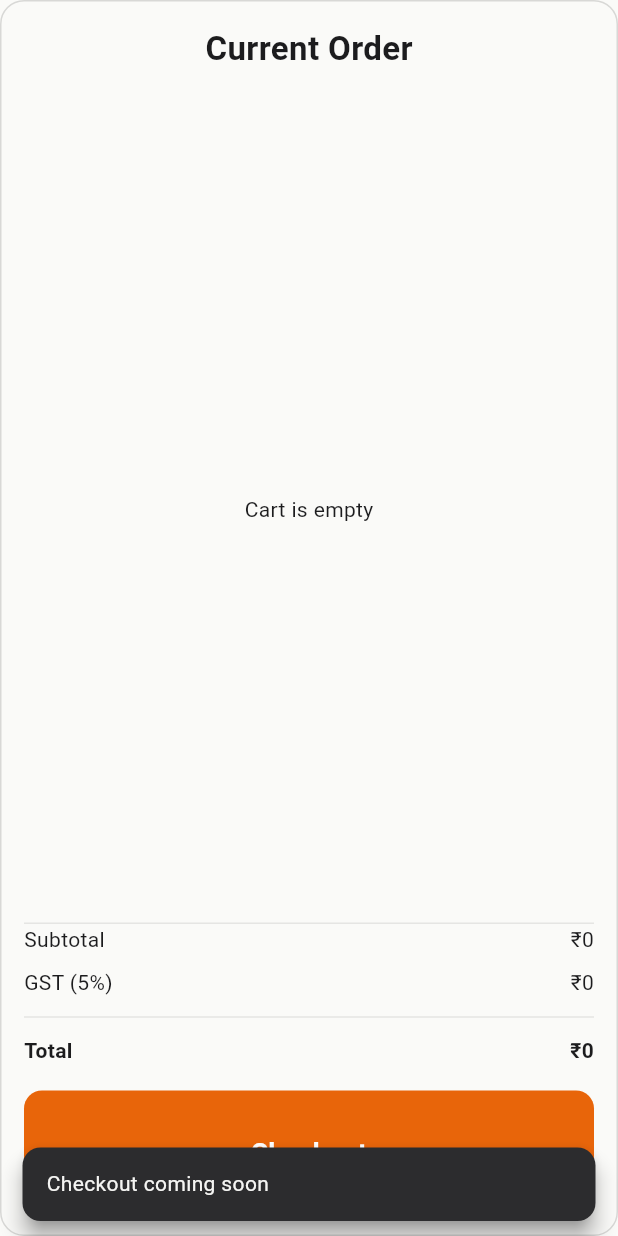
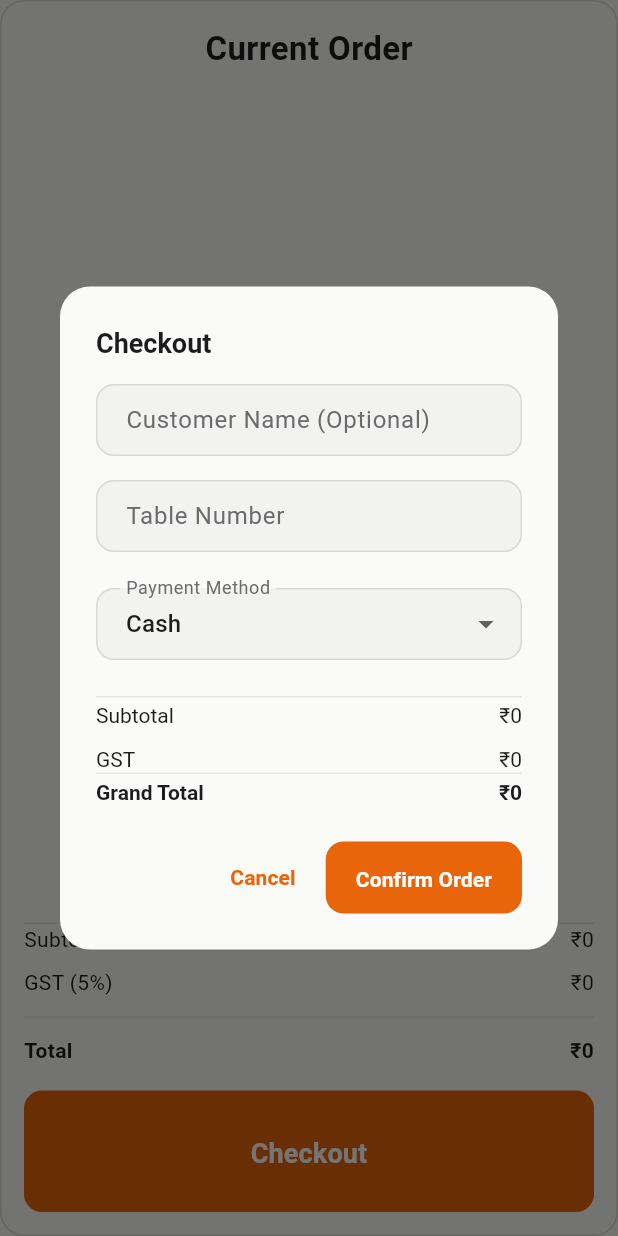
Before and after one commit to raiyan-aaliyar/restaurant-pos, a Flutter app: the CartPanel widget shown alone on an empty page, opened directly, after a tap on "Checkout", on a phone screen of 412 x 824 dp. Run offline on Flutter 3.47's test engine with Material 3 defaults, Android fonts, the phone set to English and light mode, and no system bars; our stand-ins replace flutter_riverpod, go_router.

Commit message:
Added Checkout dialog box and save the order

```diff
--- /dev/null
+++ b/lib/features/orders/application/order_provider.dart
@@ -0,0 +1,26 @@
+import 'package:flutter_riverpod/flutter_riverpod.dart';
+import 'package:restobill/features/orders/domain/order.dart';
+
+final orderProvider =
+    NotifierProvider<OrderNotifier, List<Order>>(
+  OrderNotifier.new,
+);
+
+class OrderNotifier extends Notifier<List<Order>> {
+  @override
+  List<Order> build() {
+    return [];
+  }
+
+  void addOrder(Order order) {
+    state = [...state, order];
+  }
+
+  void removeOrder(String orderId) {
+    state = state.where((order) => order.id != orderId).toList();
+  }
+
+  void clearOrders() {
+    state = [];
+  }
+}
--- /dev/null
+++ b/lib/features/orders/domain/order.dart
@@ -0,0 +1,25 @@
+import 'package:restobill/features/pos/domain/cart_item.dart';
+
+class Order {
+  final String id;
+  final String customerName;
+  final String tableNumber;
+  final String paymentMethod;
+  final List<CartItem> items;
+  final double subtotal;
+  final double tax;
+  final double total;
+  final DateTime createdAt;
+
+  const Order({
+    required this.id,
+    required this.customerName,
+    required this.tableNumber,
+    required this.paymentMethod,
+    required this.items,
+    required this.subtotal,
+    required this.tax,
+    required this.total,
+    required this.createdAt,
+  });
+}
--- /dev/null
+++ b/lib/features/orders/presentation/widgets/order_card.dart
@@ -0,0 +1,63 @@
+import 'package:flutter/material.dart';
+import 'package:intl/intl.dart';
+
+import 'package:restobill/features/orders/domain/order.dart';
+
+class OrderCard extends StatelessWidget {
+  const OrderCard({
+    super.key,
+    required this.order,
+    this.onTap,
+  });
+
+  final Order order;
+  final VoidCallback? onTap;
+
+  @override
+  Widget build(BuildContext context) {
+    return Card(
+      margin: const EdgeInsets.only(bottom: 12),
+      child: ListTile(
+        onTap: onTap,
+
+        leading: CircleAvatar(
+          child: Text(
+            order.tableNumber.isEmpty
+                ? "T"
+                : order.tableNumber,
+          ),
+        ),
+
+        title: Text(
+          "Order #${order.id.substring(order.id.length - 5)}",
+        ),
+
+        subtitle: Column(
+          crossAxisAlignment: CrossAxisAlignment.start,
+          children: [
+
+            Text(
+              order.customerName.isEmpty
+                  ? "Walk-in Customer"
+                  : order.customerName,
+            ),
+
+            Text(
+              DateFormat(
+                "dd MMM yyyy • hh:mm a",
+              ).format(order.createdAt),
+            ),
+          ],
+        ),
+
+        trailing: Text(
+          "₹${order.total.toStringAsFixed(0)}",
+          style: const TextStyle(
+            fontWeight: FontWeight.bold,
+            fontSize: 18,
+          ),
+        ),
+      ),
+    );
+  }
+}
--- /dev/null
+++ b/lib/features/pos/presentation/dialogs/checkout_dialog.dart
@@ -0,0 +1,177 @@
+import 'package:flutter/material.dart';
+import 'package:flutter_riverpod/flutter_riverpod.dart';
+import 'package:restobill/features/pos/application/cart_provider.dart';
+import 'package:restobill/features/orders/application/order_provider.dart';
+import 'package:restobill/features/orders/domain/order.dart';
+
+class CheckoutDialog extends ConsumerStatefulWidget {
+  const CheckoutDialog({super.key});
+
+  @override
+  ConsumerState<CheckoutDialog> createState() =>
+      _CheckoutDialogState();
+}
+
+class _CheckoutDialogState
+    extends ConsumerState<CheckoutDialog> {
+  String paymentMethod = "Cash";
+
+  final customerController = TextEditingController();
+  final tableController = TextEditingController();
+
+  @override
+  void dispose() {
+    customerController.dispose();
+    tableController.dispose();
+    super.dispose();
+  }
+
+  @override
+  Widget build(BuildContext context) {
+    final cart = ref.watch(cartProvider);
+
+    return AlertDialog(
+      title: const Text("Checkout"),
+
+      content: SizedBox(
+        width: 450,
+        child: SingleChildScrollView(
+          child: Column(
+            mainAxisSize: MainAxisSize.min,
+            children: [
+
+              TextField(
+                controller: customerController,
+                decoration: const InputDecoration(
+                  labelText: "Customer Name (Optional)",
+                ),
+              ),
+
+              const SizedBox(height: 16),
+
+              TextField(
+                controller: tableController,
+                decoration: const InputDecoration(
+                  labelText: "Table Number",
+                ),
+              ),
+
+              const SizedBox(height: 24),
+
+              DropdownButtonFormField<String>(
+                initialValue: paymentMethod,
+                decoration: const InputDecoration(
+                  labelText: "Payment Method",
+                ),
+                items: const [
+                  DropdownMenuItem(
+                    value: "Cash",
+                    child: Text("Cash"),
+                  ),
+                  DropdownMenuItem(
+                    value: "Card",
+                    child: Text("Card"),
+                  ),
+                  DropdownMenuItem(
+                    value: "UPI",
+                    child: Text("UPI"),
+                  ),
+                ],
+                onChanged: (value) {
+                  setState(() {
+                    paymentMethod = value!;
+                  });
+                },
+              ),
+
+              const SizedBox(height: 24),
+
+              const Divider(),
+
+              Row(
+                mainAxisAlignment:
+                    MainAxisAlignment.spaceBetween,
+                children: [
+                  const Text("Subtotal"),
+                  Text("₹${cart.subtotal.toStringAsFixed(0)}"),
+                ],
+              ),
+
+              const SizedBox(height: 8),
+
+              Row(
+                mainAxisAlignment:
+                    MainAxisAlignment.spaceBetween,
+                children: [
+                  const Text("GST"),
+                  Text("₹${cart.tax.toStringAsFixed(0)}"),
+                ],
+              ),
+
+              const Divider(),
+
+              Row(
+                mainAxisAlignment:
+                    MainAxisAlignment.spaceBetween,
+                children: [
+                  const Text(
+                    "Grand Total",
+                    style: TextStyle(
+                      fontWeight: FontWeight.bold,
+                    ),
+                  ),
+                  Text(
+                    "₹${cart.total.toStringAsFixed(0)}",
+                    style: const TextStyle(
+                      fontWeight: FontWeight.bold,
+                    ),
+                  ),
+                ],
+              ),
+            ],
+          ),
+        ),
+      ),
+
+      actions: [
+
+        TextButton(
+          onPressed: () {
+            Navigator.pop(context);
+          },
+          child: const Text("Cancel"),
+        ),
+
+        FilledButton(
+onPressed: () {
+  final cart = ref.read(cartProvider);
+
+  final order = Order(
+    id: DateTime.now().millisecondsSinceEpoch.toString(),
+    customerName: customerController.text,
+    tableNumber: tableController.text,
+    paymentMethod: paymentMethod,
+    items: List.from(cart.items),
+    subtotal: cart.subtotal,
+    tax: cart.tax,
+    total: cart.total,
+    createdAt: DateTime.now(),
+  );
+
+  ref.read(orderProvider.notifier).addOrder(order);
+
+  ref.read(cartProvider.notifier).clearCart();
+
+  Navigator.pop(context);
+
+  ScaffoldMessenger.of(context).showSnackBar(
+    const SnackBar(
+      content: Text("Order placed successfully"),
+    ),
+  );
+},          child: const Text("Confirm Order"),
+        ),
+      ],
+    );
+  }
+}
--- a/lib/features/pos/presentation/widgets/cart_panel.dart
+++ b/lib/features/pos/presentation/widgets/cart_panel.dart
@@ -1,10 +1,10 @@
 import 'package:flutter/material.dart';
 import 'package:flutter_riverpod/flutter_riverpod.dart';
-
 import 'package:restobill/features/pos/application/cart_provider.dart';
 import 'package:restobill/features/pos/presentation/widgets/cart_item_tile.dart';
 import 'package:restobill/features/pos/presentation/widgets/cart_summary.dart';
 import 'package:restobill/features/pos/presentation/widgets/checkout_button.dart';
+import 'package:restobill/features/pos/presentation/dialogs/checkout_dialog.dart';
 
 class CartPanel extends ConsumerWidget {
   const CartPanel({super.key});
@@ -20,43 +20,33 @@ class CartPanel extends ConsumerWidget {
           children: [
             const Text(
               "Current Order",
-              style: TextStyle(
-                fontSize: 22,
-                fontWeight: FontWeight.bold,
-              ),
+              style: TextStyle(fontSize: 22, fontWeight: FontWeight.bold),
             ),
 
             const SizedBox(height: 16),
 
             Expanded(
               child: cart.items.isEmpty
-                  ? const Center(
-                      child: Text("Cart is empty"),
-                    )
+                  ? const Center(child: Text("Cart is empty"))
                   : ListView.builder(
                       itemCount: cart.items.length,
                       itemBuilder: (context, index) {
-                        return CartItemTile(
-                          item: cart.items[index],
-                        );
+                        return CartItemTile(item: cart.items[index]);
                       },
                     ),
             ),
 
             const Divider(),
 
-            CartSummary(
-              subtotal: cart.total,
-            ),
+            CartSummary(subtotal: cart.total),
 
             const SizedBox(height: 16),
 
             CheckoutButton(
               onPressed: () {
-                ScaffoldMessenger.of(context).showSnackBar(
-                  const SnackBar(
-                    content: Text("Checkout coming soon"),
-                  ),
+                showDialog(
+                  context: context,
+                  builder: (_) => const CheckoutDialog(),
                 );
               },
             ),
--- a/pubspec.yaml
+++ b/pubspec.yaml
@@ -14,6 +14,7 @@ dependencies:
   cupertino_icons: ^1.0.8
   flutter_riverpod: ^3.3.2
   go_router: ^15.1.2
+  intl: ^0.20.2
 
 dev_dependencies:
   flutter_test:
```
Also changed, not shown: lib/features/orders/presentation/dialogs/order_details_dialog.dart (added, +175 -0 lines), lib/features/orders/presentation/screens/orders_screen.dart (+56 -35 lines), lib/features/orders/presentation/order_provider.dart (added), pubspec.lock.
